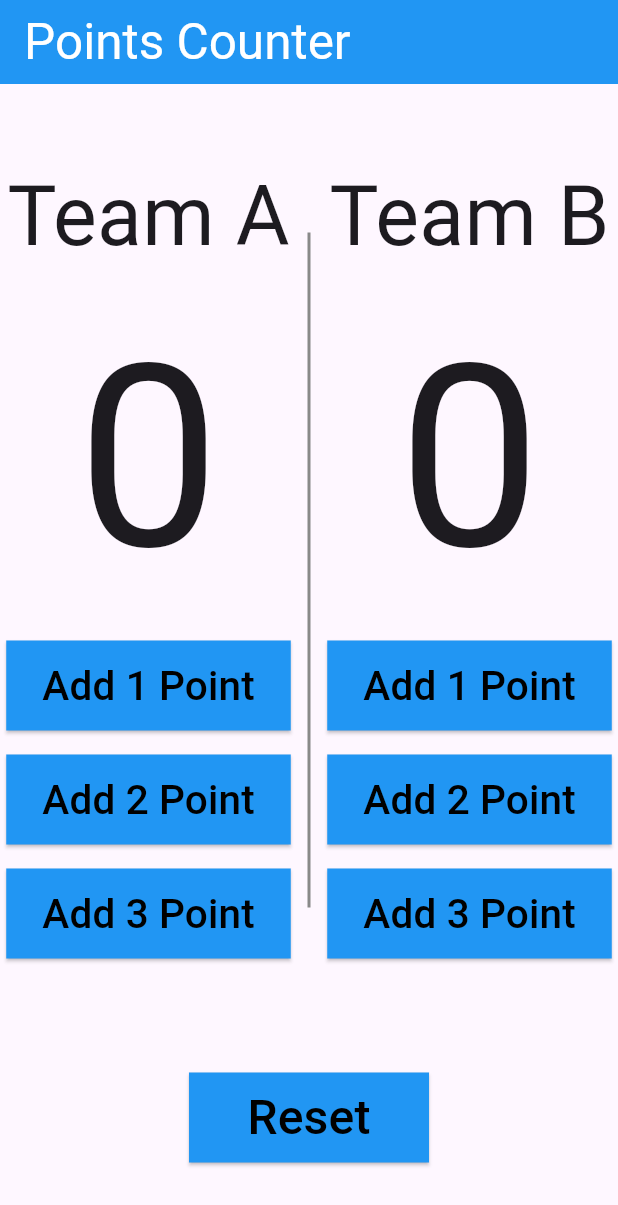
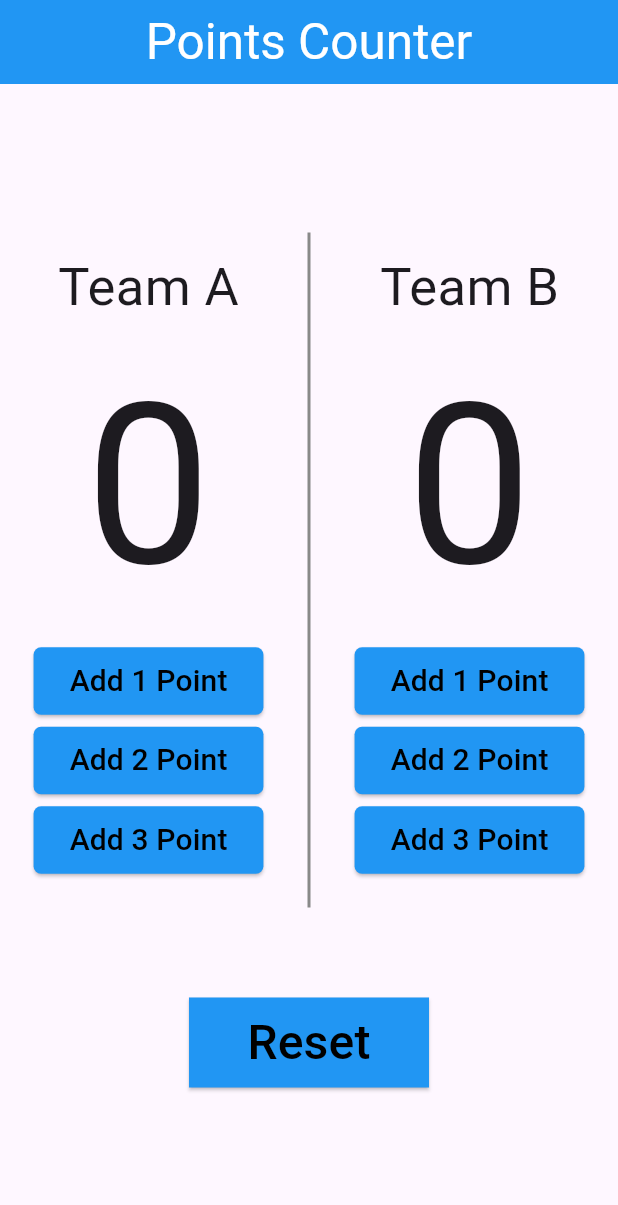
Before and after one commit to fares-ayman100/Basket_Ball_Counter_App, a Flutter app: the screen it shows after launch, on a phone screen of 412 x 824 dp. Shown: the top 1205 px of the screen. Run offline on Flutter 3.47's test engine with Material 3 defaults, Android fonts, the light colour scheme and no system bars.

Commit message:
Change Szie Of Button

```diff
--- a/lib/main.dart
+++ b/lib/main.dart
@@ -11,7 +11,6 @@ class PointsCounter extends StatefulWidget {
 
 class _PointsCounterState extends State<PointsCounter> {
   int TeamAPoints = 0;
-
   int TeamBPoints = 0;
 
   @override
@@ -21,205 +20,187 @@ class _PointsCounterState extends State<PointsCounter> {
       home: Scaffold(
         appBar: AppBar(
           backgroundColor: Colors.blue,
-          title: Text(
-            "Points Counter",
-            style: TextStyle(fontSize: 33, color: Colors.white),
+          title: Center(
+            child: Text(
+              "Points Counter",
+              style: TextStyle(fontSize: 33, color: Colors.white),
+            ),
           ),
         ),
         body: Column(
           mainAxisAlignment: MainAxisAlignment.center,
           children: [
             Row(
-              mainAxisAlignment: MainAxisAlignment.spaceEvenly,
+              mainAxisAlignment: MainAxisAlignment.center,
               children: [
-                Column(
-                  children: [
-                    Text(
-                      'Team A',
-                      style: TextStyle(
-                        fontSize: 55,
-                      ),
-                    ),
-                    Text(
-                      '$TeamAPoints',
-                      style: TextStyle(
-                        fontSize: 170,
-                      ),
-                    ),
-                    ElevatedButton(
-                      style: ElevatedButton.styleFrom(
-                        backgroundColor: Colors.blue,
-                        minimumSize: Size(160, 60),
-                        shape: RoundedRectangleBorder(
-                          borderRadius: BorderRadius.circular(0),
+                Expanded(
+                  child: Column(
+                    mainAxisSize: MainAxisSize.min,
+                    children: [
+                      Text(
+                        'Team A',
+                        style: TextStyle(
+                          fontSize: 35,
                         ),
                       ),
-                      onPressed: () {
-
-                        setState(() {
-                          TeamAPoints++;
-                        });
-                        print('Team A Counter');
-                      },
-                      child: Text(
-                        'Add 1 Point',
-                        style: TextStyle(fontSize: 27, color: Colors.black),
-                      ),
-                    ),
-                    SizedBox(
-                      height: 16,
-                    ),
-                    ElevatedButton(
-                      style: ElevatedButton.styleFrom(
-                        backgroundColor: Colors.blue,
-                        minimumSize: Size(160, 60),
-                        shape: RoundedRectangleBorder(
-                          borderRadius: BorderRadius.circular(0),
+                      Text(
+                        '$TeamAPoints',
+                        style: TextStyle(
+                          fontSize: 150,
                         ),
                       ),
-                      onPressed: () {
-
-                        setState(() {
-                          TeamAPoints += 2;
-                        });
-                        print('Team A Counter');
-                      },
-                      child: Text(
-                        'Add 2 Point',
-                        style: TextStyle(
-                          fontSize: 27,
-                          color: Colors.black,
+                      ElevatedButton(
+                        style: ElevatedButton.styleFrom(
+                          backgroundColor: Colors.blue,
+                          minimumSize: Size(120, 45),
+                          shape: RoundedRectangleBorder(
+                            borderRadius: BorderRadius.circular(5),
+                          ),
+                        ),
+                        onPressed: () {
+                          setState(() {
+                            TeamAPoints++;
+                          });
+                          print('Team A Counter');
+                        },
+                        child: Text(
+                          'Add 1 Point',
+                          style: TextStyle(fontSize: 20, color: Colors.black),
                         ),
                       ),
-                    ),
-                    SizedBox(
-                      height: 16,
-                    ),
-                    ElevatedButton(
-                      style: ElevatedButton.styleFrom(
-                        backgroundColor: Colors.blue,
-                        minimumSize: Size(160, 60),
-                        shape: RoundedRectangleBorder(
-                          borderRadius: BorderRadius.circular(0),
+                      SizedBox(height: 5),
+                      ElevatedButton(
+                        style: ElevatedButton.styleFrom(
+                          backgroundColor: Colors.blue,
+                          minimumSize: Size(120, 45),
+                          shape: RoundedRectangleBorder(
+                            borderRadius: BorderRadius.circular(5),
+                          ),
+                        ),
+                        onPressed: () {
+                          setState(() {
+                            TeamAPoints += 2;
+                          });
+                          print('Team A Counter');
+                        },
+                        child: Text(
+                          'Add 2 Point',
+                          style: TextStyle(fontSize: 20, color: Colors.black),
                         ),
                       ),
-                      onPressed: () {
-
-                        setState(() {
-                          TeamAPoints += 3;
-                        });
-                        print('Team A Counter');
-                      },
-                      child: Text(
-                        'Add 3 Point',
-                        style: TextStyle(fontSize: 27, color: Colors.black),
+                      SizedBox(height: 5),
+                      ElevatedButton(
+                        style: ElevatedButton.styleFrom(
+                          backgroundColor: Colors.blue,
+                          minimumSize: Size(120, 45),
+                          shape: RoundedRectangleBorder(
+                            borderRadius: BorderRadius.circular(5),
+                          ),
+                        ),
+                        onPressed: () {
+                          setState(() {
+                            TeamAPoints += 3;
+                          });
+                          print('Team A Counter');
+                        },
+                        child: Text(
+                          'Add 3 Point',
+                          style: TextStyle(fontSize: 20, color: Colors.black),
+                        ),
                       ),
-                    ),
-                    SizedBox(
-                      height: 16,
-                    ),
-                  ],
+                      SizedBox(height: 10),
+                    ],
+                  ),
                 ),
-                SizedBox(
+                Container(
                   height: 450,
                   child: VerticalDivider(
                     thickness: 2,
                     color: Color(0xFF898989),
                   ),
                 ),
-                Column(
-                  children: [
-                    Text(
-                      'Team B',
-                      style: TextStyle(
-                        fontSize: 55,
-                      ),
-                    ),
-                    Text(
-                      '$TeamBPoints',
-                      style: TextStyle(
-                        fontSize: 170,
-                      ),
-                    ),
-                    ElevatedButton(
-                      style: ElevatedButton.styleFrom(
-                        backgroundColor: Colors.blue,
-                        minimumSize: Size(160, 60),
-                        shape: RoundedRectangleBorder(
-                          borderRadius: BorderRadius.circular(0),
+                Expanded(
+                  child: Column(
+                    mainAxisSize: MainAxisSize.min,
+                    children: [
+                      Text(
+                        'Team B',
+                        style: TextStyle(
+                          fontSize: 35,
                         ),
                       ),
-                      onPressed: () {
-
-                        setState(() {
-                         TeamBPoints++;
-                        });
-                        print('Team B Counter');
-                      },
-                      child: Text(
-                        'Add 1 Point',
-                        style: TextStyle(fontSize: 27, color: Colors.black),
-                      ),
-                    ),
-                    SizedBox(
-                      height: 16,
-                    ),
-                    ElevatedButton(
-                      style: ElevatedButton.styleFrom(
-                        backgroundColor: Colors.blue,
-                        minimumSize: Size(160, 60),
-                        shape: RoundedRectangleBorder(
-                          borderRadius: BorderRadius.circular(0),
+                      Text(
+                        '$TeamBPoints',
+                        style: TextStyle(
+                          fontSize: 150,
                         ),
                       ),
-                      onPressed: () {
-
-                        setState(() {
-                          TeamBPoints += 2;
-                        });
-                        print('Team B Counter');
-                      },
-                      child: Text(
-                        'Add 2 Point',
-                        style: TextStyle(
-                          fontSize: 27,
-                          color: Colors.black,
+                      ElevatedButton(
+                        style: ElevatedButton.styleFrom(
+                          backgroundColor: Colors.blue,
+                          minimumSize: Size(120, 45),
+                          shape: RoundedRectangleBorder(
+                            borderRadius: BorderRadius.circular(5),
+                          ),
+                        ),
+                        onPressed: () {
+                          setState(() {
+                            TeamBPoints++;
+                          });
+                          print('Team B Counter');
+                        },
+                        child: Text(
+                          'Add 1 Point',
+                          style: TextStyle(fontSize: 20, color: Colors.black),
                         ),
                       ),
-                    ),
-                    SizedBox(
-                      height: 16,
-                    ),
-                    ElevatedButton(
-                      style: ElevatedButton.styleFrom(
-                        backgroundColor: Colors.blue,
-                        minimumSize: Size(160, 60),
-                        shape: RoundedRectangleBorder(
-                          borderRadius: BorderRadius.circular(0),
+                      SizedBox(height: 5),
+                      ElevatedButton(
+                        style: ElevatedButton.styleFrom(
+                          backgroundColor: Colors.blue,
+                          minimumSize: Size(120, 45),
+                          shape: RoundedRectangleBorder(
+                            borderRadius: BorderRadius.circular(5),
+                          ),
+                        ),
+                        onPressed: () {
+                          setState(() {
+                            TeamBPoints += 2;
+                          });
+                          print('Team B Counter');
+                        },
+                        child: Text(
+                          'Add 2 Point',
+                          style: TextStyle(fontSize: 20, color: Colors.black),
                         ),
                       ),
-                      onPressed: () {
-
-                        setState(() {
-                          TeamBPoints += 3;
-                        });
-                        print('Team B Counter');
-                      },
-                      child: Text(
-                        'Add 3 Point',
-                        style: TextStyle(fontSize: 27, color: Colors.black),
+                      SizedBox(height: 5),
+                      ElevatedButton(
+                        style: ElevatedButton.styleFrom(
+                          backgroundColor: Colors.blue,
+                          minimumSize: Size(120, 45),
+                          shape: RoundedRectangleBorder(
+                            borderRadius: BorderRadius.circular(5),
+                          ),
+                        ),
+                        onPressed: () {
+                          setState(() {
+                            TeamBPoints += 3;
+                          });
+                          print('Team B Counter');
+                        },
+                        child: Text(
+                          'Add 3 Point',
+                          style: TextStyle(fontSize: 20, color: Colors.black),
+                        ),
                       ),
-                    ),
-                    SizedBox(
-                      height: 16,
-                    ),
-                  ],
+                      SizedBox(height: 10),
+                    ],
+                  ),
                 ),
               ],
             ),
-            SizedBox(
-              height: 60,
-            ),
+            SizedBox(height: 60),
             ElevatedButton(
               style: ElevatedButton.styleFrom(
                 backgroundColor: Colors.blue,
@@ -229,11 +210,10 @@ class _PointsCounterState extends State<PointsCounter> {
                 ),
               ),
               onPressed: () {
-
                 setState(() {
-                TeamAPoints = 0;
-                TeamBPoints = 0;
-              });
+                  TeamAPoints = 0;
+                  TeamBPoints = 0;
+                });
               },
               child: Text(
                 'Reset',
```
Also changed, not shown: 1 other file.
